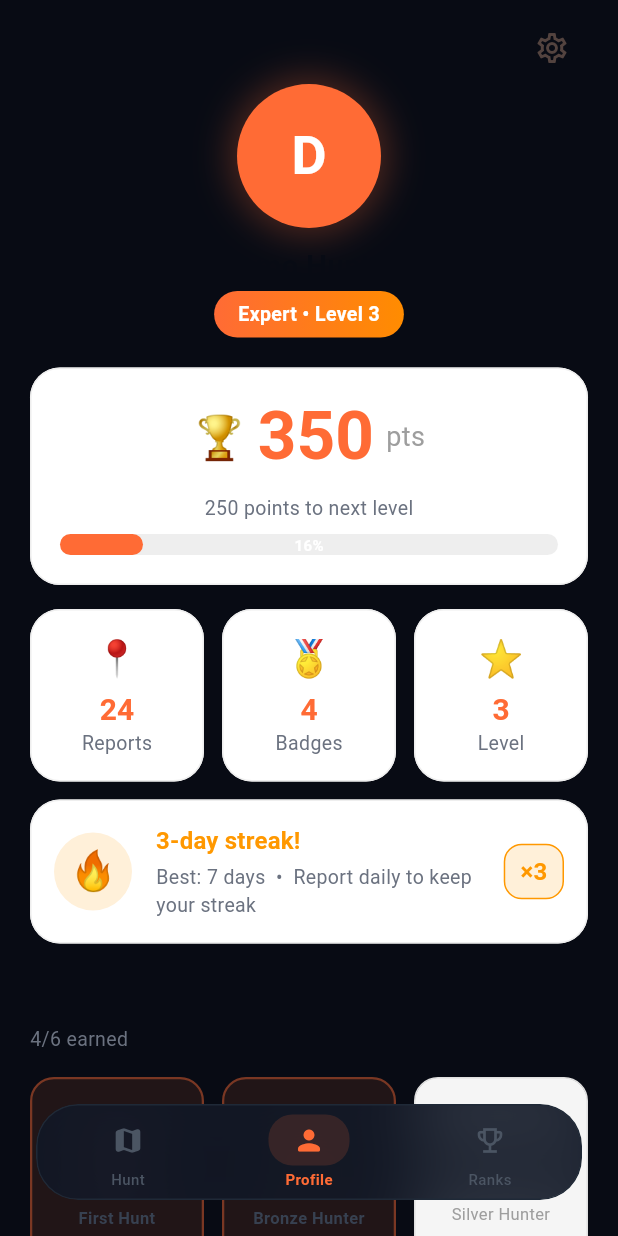
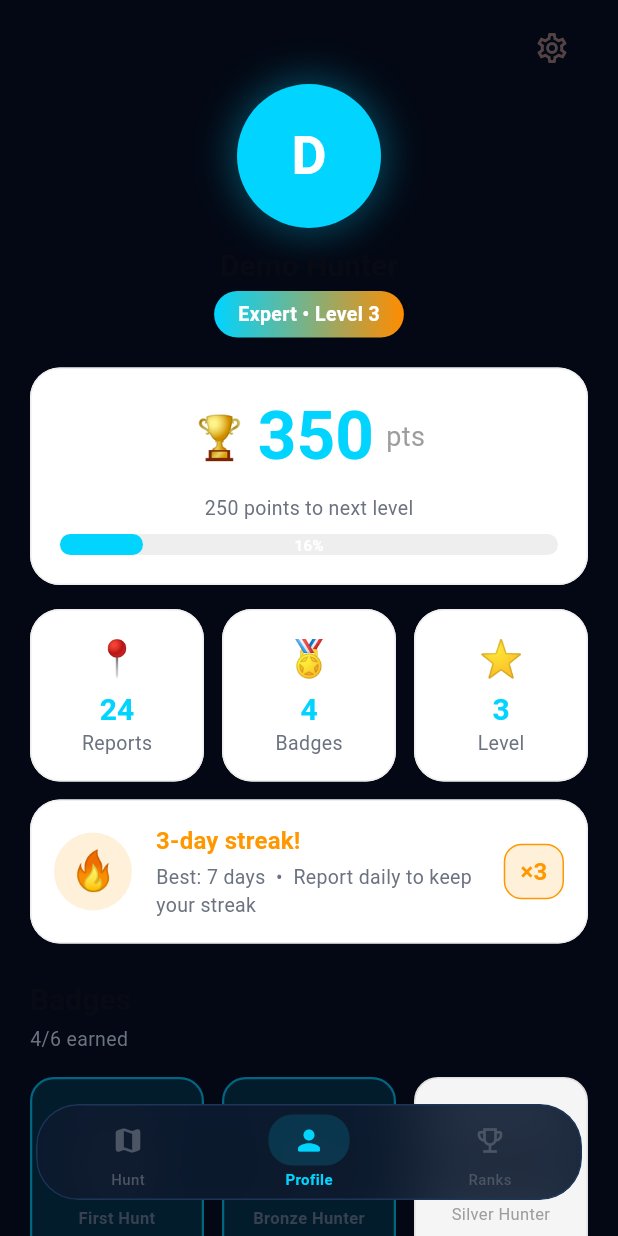
Before and after one commit to omerdonovich1/parking-hunters-, a Flutter app: the screen it shows after launch, item 2 of the bottom bar chosen, on a phone screen of 412 x 824 dp. Run offline on Flutter 3.47's test engine with Material 3 defaults, Android fonts, the phone set to English and light mode, and no system bars; drawn by our look-alikes of flutter_animate, percent_indicator; our stand-ins replace cached_network_image, cloud_firestore, firebase_auth, firebase_core, firebase_messaging, firebase_storage and 11 more; accounts and stored records are empty.

Commit message:
Design overhaul: GeoGuessr + Pokémon Go cyber-hunter aesthetic
- New color palette: electric cyan primary, hot magenta action CTAs,
  electric lime/gold/hot-red status neons, abyss navy dark surfaces
- Map markers redesigned as radar blips — dual-ring glow circles with
  multi-layer neon box shadows instead of rectangle badges
- Cluster markers now have outer ring + inner blip with stronger glow
- Hunter FAB upgraded to hot magenta (energy color), 60px, double-layer
  spread shadow for dramatic game-button presence
- Bottom sheet becomes a game card: status-color glow border on top edge,
  colored side borders, matching spread shadow behind sheet
- All CTAs (Navigate, I Parked Here, Submit) updated to new palette
- Report flow _OrangeButton uses energy magenta gradient
- Confirm step points icon uses cyan gradient instead of orange

Co-Authored-By: Claude Sonnet 4.6 <noreply@anthropic.com>

```diff
--- a/lib/core/theme/app_theme.dart
+++ b/lib/core/theme/app_theme.dart
@@ -4,19 +4,26 @@ import 'package:flutter/services.dart';
 class AppTheme {
   AppTheme._();
 
-  // ── Brand palette ──────────────────────────────────────────────────────────
-  static const Color orange      = Color(0xFFFF6B35);
-  static const Color orangeGlow  = Color(0xFFFF8C5A);
-  static const Color neonGreen   = Color(0xFF00E676);
-  static const Color neonYellow  = Color(0xFFFFD600);
-  static const Color neonRed     = Color(0xFFFF1744);
+  // ── Cyber-hunter palette — 2026 game aesthetic ─────────────────────────────
+  // Primary: electric cyan — radar, scan, info HUD, map badges
+  static const Color orange      = Color(0xFF00D4FF);  // electric cyan (legacy name kept)
+  static const Color orangeGlow  = Color(0xFF60EEFF);  // lighter cyan highlight
 
-  // ── Dark surfaces ──────────────────────────────────────────────────────────
-  static const Color bg          = Color(0xFF080B14);   // deep space
-  static const Color surface     = Color(0xFF0D1117);
-  static const Color card        = Color(0xFF111827);
-  static const Color cardBorder  = Color(0xFF1F2937);
-  static const Color divider     = Color(0xFF1A2236);
+  // Hunter action: hot magenta — CTAs, Hunt button, I Parked Here
+  static const Color energy      = Color(0xFFFF2D78);
+  static const Color energyGlow  = Color(0xFFFF6FAC);
+
+  // Status neons
+  static const Color neonGreen   = Color(0xFF00FF88);  // available — electric lime
+  static const Color neonYellow  = Color(0xFFFFD700);  // soon — gold
+  static const Color neonRed     = Color(0xFFFF3366);  // danger — hot red
+
+  // ── Deep space surfaces ────────────────────────────────────────────────────
+  static const Color bg          = Color(0xFF030814);  // abyss navy
+  static const Color surface     = Color(0xFF071020);
+  static const Color card        = Color(0xFF0C1A30);
+  static const Color cardBorder  = Color(0xFF1C3558);
+  static const Color divider     = Color(0xFF0F2038);
 
   // ── Light surfaces ─────────────────────────────────────────────────────────
   static const Color bgLight     = Color(0xFFF0F4FF);
@@ -24,10 +31,10 @@ class AppTheme {
   static const Color cardLight   = Color(0xFFFFFFFF);
 
   // keep backward compat
-  static const Color primaryColor  = orange;
+  static const Color primaryColor   = orange;
   static const Color secondaryColor = neonGreen;
-  static const Color surfaceDark   = bg;
-  static const Color cardDark      = card;
+  static const Color surfaceDark    = bg;
+  static const Color cardDark       = card;
 
   // ── Glassmorphism helpers ──────────────────────────────────────────────────
   static BoxDecoration glassCard({double opacity = 0.06, double radius = 20}) =>
@@ -44,9 +51,23 @@ class AppTheme {
         border: Border.all(color: cardBorder, width: 1),
       );
 
+  // Action gradient — magenta (primary CTAs)
   static BoxDecoration orangeGradient({double radius = 16}) => BoxDecoration(
     gradient: const LinearGradient(
-      colors: [orange, Color(0xFFFF3D00)],
+      colors: [energy, Color(0xFFBB0055)],
+      begin: Alignment.topLeft,
+      end: Alignment.bottomRight,
+    ),
+    borderRadius: BorderRadius.circular(radius),
+    boxShadow: [
+      BoxShadow(color: energy.withValues(alpha: 0.5), blurRadius: 22, offset: const Offset(0, 8)),
+    ],
+  );
+
+  // Cyan gradient — scan / navigate
+  static BoxDecoration cyanGradient({double radius = 16}) => BoxDecoration(
+    gradient: const LinearGradient(
+      colors: [orange, Color(0xFF007799)],
       begin: Alignment.topLeft,
       end: Alignment.bottomRight,
     ),
@@ -88,7 +109,7 @@ class AppTheme {
       ),
       elevatedButtonTheme: ElevatedButtonThemeData(
         style: ElevatedButton.styleFrom(
-          backgroundColor: orange,
+          backgroundColor: energy,
           foregroundColor: Colors.white,
           elevation: 0,
           shape: RoundedRectangleBorder(borderRadius: BorderRadius.circular(14)),
@@ -115,7 +136,7 @@ class AppTheme {
       ),
       inputDecorationTheme: InputDecorationTheme(
         filled: true,
-        fillColor: const Color(0xFF111827),
+        fillColor: surface,
         border: OutlineInputBorder(
           borderRadius: BorderRadius.circular(14),
           borderSide: const BorderSide(color: cardBorder),
@@ -135,21 +156,21 @@ class AppTheme {
       bottomNavigationBarTheme: const BottomNavigationBarThemeData(
         backgroundColor: Colors.transparent,
         selectedItemColor: orange,
-        unselectedItemColor: Color(0xFF4B5563),
+        unselectedItemColor: Color(0xFF2A4A6A),
         elevation: 0,
         type: BottomNavigationBarType.fixed,
         selectedLabelStyle: TextStyle(fontSize: 11, fontWeight: FontWeight.w700),
         unselectedLabelStyle: TextStyle(fontSize: 11),
       ),
       floatingActionButtonTheme: const FloatingActionButtonThemeData(
-        backgroundColor: orange,
+        backgroundColor: energy,
         foregroundColor: Colors.white,
         elevation: 0,
         shape: CircleBorder(),
       ),
       chipTheme: ChipThemeData(
         backgroundColor: card,
-        selectedColor: orange.withValues(alpha: 0.15),
+        selectedColor: orange.withValues(alpha: 0.18),
         side: const BorderSide(color: cardBorder),
         labelStyle: const TextStyle(fontSize: 12, color: Colors.white),
         shape: RoundedRectangleBorder(borderRadius: BorderRadius.circular(10)),
@@ -178,7 +199,7 @@ class AppTheme {
       brightness: Brightness.light,
       scaffoldBackgroundColor: bgLight,
       colorScheme: ColorScheme.fromSeed(
-        seedColor: orange,
+        seedColor: energy,
         secondary: neonGreen,
         brightness: Brightness.light,
         surface: surfaceLight,
@@ -197,7 +218,7 @@ class AppTheme {
       ),
       elevatedButtonTheme: ElevatedButtonThemeData(
         style: ElevatedButton.styleFrom(
-          backgroundColor: orange,
+          backgroundColor: energy,
           foregroundColor: Colors.white,
           elevation: 0,
           shape: RoundedRectangleBorder(borderRadius: BorderRadius.circular(14)),
@@ -228,7 +249,7 @@ class AppTheme {
         shape: RoundedRectangleBorder(borderRadius: BorderRadius.circular(10)),
       ),
       floatingActionButtonTheme: const FloatingActionButtonThemeData(
-        backgroundColor: orange,
+        backgroundColor: energy,
         foregroundColor: Colors.white,
         elevation: 0,
         shape: CircleBorder(),
@@ -240,7 +261,7 @@ class AppTheme {
         titleLarge: TextStyle(fontSize: 17, fontWeight: FontWeight.w700, color: Color(0xFF0D1117)),
         bodyLarge: TextStyle(fontSize: 15, color: Color(0xFF374151)),
         bodyMedium: TextStyle(fontSize: 13, color: Color(0xFF6B7280)),
-        labelLarge: TextStyle(fontSize: 13, fontWeight: FontWeight.w700, color: orange),
+        labelLarge: TextStyle(fontSize: 13, fontWeight: FontWeight.w700, color: energy),
       ),
     );
   }
--- a/lib/features/report/presentation/report_screen.dart
+++ b/lib/features/report/presentation/report_screen.dart
@@ -783,7 +783,7 @@ class _ReportScreenState extends ConsumerState<ReportScreen>
                   width: 48,
                   height: 48,
                   decoration: BoxDecoration(
-                    gradient: const LinearGradient(colors: [AppTheme.orange, Color(0xFFFF8C5A)]),
+                    gradient: const LinearGradient(colors: [AppTheme.orange, Color(0xFF007799)]),
                     borderRadius: BorderRadius.circular(12),
                   ),
                   child: const Center(child: Text('🎯', style: TextStyle(fontSize: 22))),
@@ -911,12 +911,12 @@ class _OrangeButton extends StatelessWidget {
         height: 54,
         decoration: BoxDecoration(
           gradient: enabled
-              ? const LinearGradient(colors: [AppTheme.orange, Color(0xFFFF8C5A)])
+              ? const LinearGradient(colors: [AppTheme.energy, Color(0xFFBB0055)])
               : null,
           color: enabled ? null : Colors.white.withValues(alpha: 0.08),
           borderRadius: BorderRadius.circular(14),
           boxShadow: enabled
-              ? [BoxShadow(color: AppTheme.orange.withValues(alpha: 0.35), blurRadius: 14, offset: const Offset(0, 5))]
+              ? [BoxShadow(color: AppTheme.energy.withValues(alpha: 0.45), blurRadius: 18, offset: const Offset(0, 6))]
               : [],
         ),
         child: Center(child: child),
```
Also changed, not shown: lib/features/map/presentation/map_screen.dart (+85 -34 lines), lib/features/map/presentation/widgets/spot_bottom_sheet.dart (+21 -17 lines).
